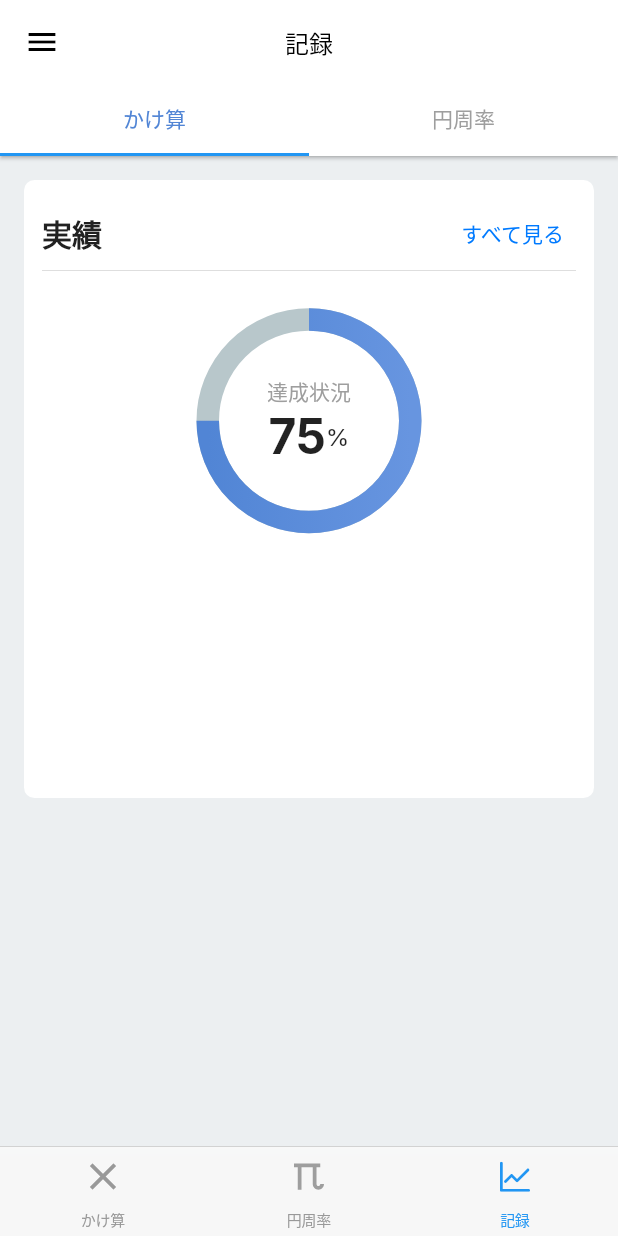
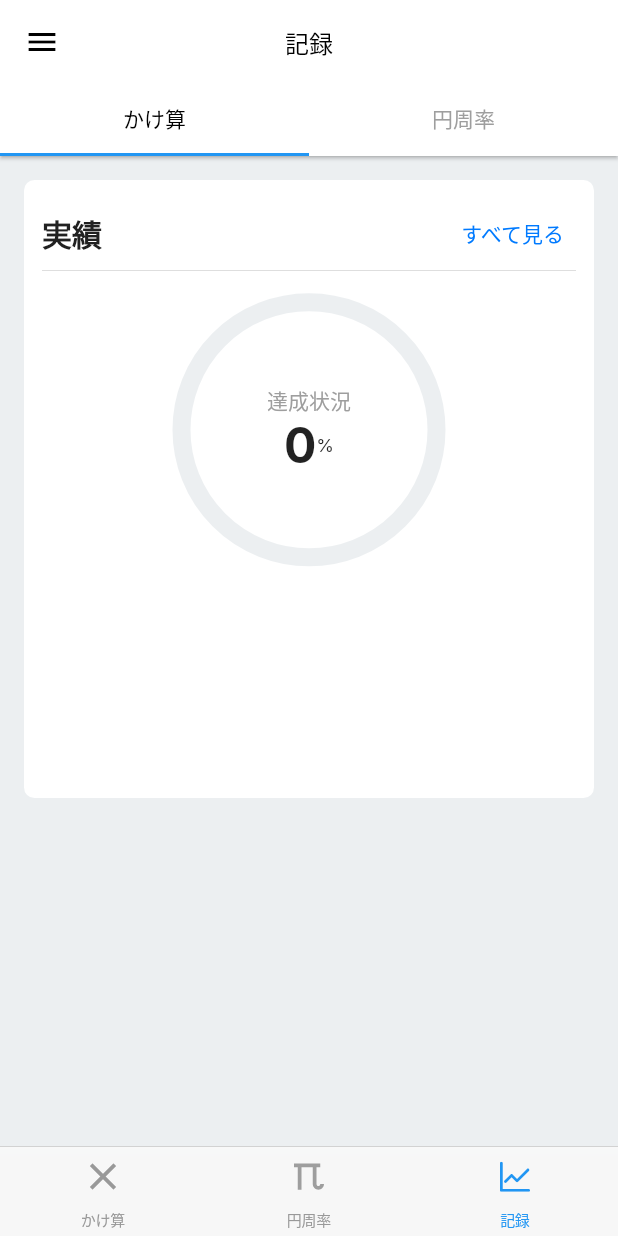
Before and after one commit to matsumo-and/Flutter_Pi_Memorization, a Flutter app: the screen it shows after launch, item 3 of the bottom bar chosen, on a phone screen of 412 x 824 dp. Run offline on Flutter 3.47's test engine with Material 2 defaults, Android fonts, the phone set to English and light mode, and no system bars; drawn by our look-alikes of percent_indicator; our stand-ins replace flutter_riverpod, flutter_svg, freezed_annotation, google_fonts, hive, hive_flutter; accounts and stored records are empty.

Commit message:
implement circular progress widget

```diff
--- a/lib/controller/calculation_controller.dart
+++ b/lib/controller/calculation_controller.dart
@@ -4,7 +4,7 @@ import 'package:flutter_riverpod/flutter_riverpod.dart';
 
 import '../model/multiplication/calculation_state.dart';
 import '../model/multiplication/course.dart';
-import '../model/multiplication/medal.dart';
+import '../model/multiplication/calculation_mode.dart';
 
 //calculation.dartで初期化される
 final calculationProvider =
--- a/lib/controller/timer_controller.dart
+++ b/lib/controller/timer_controller.dart
@@ -2,7 +2,7 @@ import 'dart:async';
 
 import 'package:flutter_riverpod/flutter_riverpod.dart';
 
-import '../model/multiplication/medal.dart';
+import '../model/multiplication/calculation_mode.dart';
 import '../model/timer_state.dart';
 
 final timerProvider = StateNotifierProvider<TimerController, TimerState>((ref) {
--- a/lib/view/multiplication/calculation.dart
+++ b/lib/view/multiplication/calculation.dart
@@ -8,7 +8,7 @@ import 'package:flutter_pi_memorization/view/multiplication/result.dart';
 import 'package:flutter_riverpod/flutter_riverpod.dart';
 
 import '../../model/multiplication/calculation_state.dart';
-import '../../model/multiplication/medal.dart';
+import '../../model/multiplication/calculation_mode.dart';
 import '../gradient_text_button.dart';
 
 class CalculationPage extends ConsumerStatefulWidget {
--- a/lib/view/multiplication/course_card.dart
+++ b/lib/view/multiplication/course_card.dart
@@ -4,7 +4,7 @@ import 'package:flutter_pi_memorization/model/multiplication/course.dart';
 import 'package:flutter_pi_memorization/view/multiplication/tappable_card.dart';
 import 'package:flutter_riverpod/flutter_riverpod.dart';
 
-import '../../model/multiplication/medal.dart';
+import '../../model/multiplication/calculation_mode.dart';
 import '../../model/multiplication/multiplication_archivement.dart';
 import 'mode_select.dart';
 
--- a/lib/view/multiplication/mode_select.dart
+++ b/lib/view/multiplication/mode_select.dart
@@ -5,7 +5,7 @@ import 'package:flutter_pi_memorization/view/multiplication/tappable_card.dart';
 import 'package:flutter_riverpod/flutter_riverpod.dart';
 
 import '../../controller/multiplication_store.dart';
-import '../../model/multiplication/medal.dart';
+import '../../model/multiplication/calculation_mode.dart';
 import '../../model/multiplication/multiplication_archivement.dart';
 
 class ModeSelect extends ConsumerWidget {
--- a/lib/view/multiplication/multiplication_home.dart
+++ b/lib/view/multiplication/multiplication_home.dart
@@ -26,7 +26,7 @@ class MultiplicationHome extends StatelessWidget {
               ),
             ),
           ),
-          //本番用のかけ算コース
+          //本番用のかけ算コース. 便宜上ID＝１０００を指定
           const CourseCard(
             id: 1000,
           ),
--- a/lib/view/multiplication/result.dart
+++ b/lib/view/multiplication/result.dart
@@ -8,7 +8,7 @@ import 'package:flutter_riverpod/flutter_riverpod.dart';
 
 import '../../model/multiplication/calculation_state.dart';
 import '../../model/multiplication/course.dart';
-import '../../model/multiplication/medal.dart';
+import '../../model/multiplication/calculation_mode.dart';
 import '../../model/multiplication/multiplication_archivement.dart';
 import '../gradient_text_button.dart';
 
--- a/lib/view/progress_record/multiplication/circle_progress_indicator.dart
+++ b/lib/view/progress_record/multiplication/circle_progress_indicator.dart
@@ -1,8 +1,12 @@
 import 'package:flutter/material.dart';
-import 'package:flutter_pi_memorization/controller/timer_controller.dart';
+import 'package:flutter_pi_memorization/controller/multiplication_store.dart';
 import 'package:flutter_riverpod/flutter_riverpod.dart';
 import 'package:google_fonts/google_fonts.dart';
 import 'package:percent_indicator/circular_percent_indicator.dart';
+
+import '../../../model/multiplication/calculation_mode.dart';
+import '../../../model/multiplication/course.dart';
+import '../../../model/multiplication/multiplication_archivement.dart';
 
 class MultiplicationCircularProgress extends ConsumerStatefulWidget {
   const MultiplicationCircularProgress({Key? key}) : super(key: key);
@@ -14,7 +18,7 @@ class MultiplicationCircularProgress extends ConsumerStatefulWidget {
 
 class MultiplicationCircularProgressState
     extends ConsumerState<MultiplicationCircularProgress> {
-  final double percent = 0.75;
+  static const double lineWidth = 12;
 
   @override
   void initState() {
@@ -28,12 +32,27 @@ class MultiplicationCircularProgressState
 
   @override
   Widget build(BuildContext context) {
-    return SizedBox(
-      width: 200,
-      height: 200,
-      child: CircularPercentIndicator(
-        radius: 75,
-        lineWidth: 15,
+    //進捗バーは画面横サイズの半分にする
+    final double size = MediaQuery.of(context).size.width / 2;
+
+    //全10問 * モード数 *　コース数　(演習＋本番)が進捗における最大の場合の数
+    final int maxProgressCount =
+        10 * CalculationMode.values.length * (Course.exercise().length + 1);
+
+    //現在の最大正回数をすべて足し合わせて全体の場合の数で割った値　＝＝　percent
+    final List<Multiplication> archiveState = ref.watch(multiplicationProvider);
+    final int maxAnswers = archiveState
+        .map((calc) =>
+            calc.maxPracticeAnswer +
+            calc.maxBeginnerAnswer +
+            calc.maxProfessionalAnswer)
+        .fold(0, (previousValue, currentValue) => previousValue + currentValue);
+    final double percent = maxAnswers / maxProgressCount;
+
+    return CircularPercentIndicator(
+      //半径　＝　　直径/2 から太さを引いたもの　にするとちょうどSized Boxに収まる
+      radius: (size / 2) - lineWidth,
+      lineWidth: lineWidth,
       percent: percent,
       center: Column(mainAxisAlignment: MainAxisAlignment.center, children: [
         Text(
@@ -52,12 +71,13 @@ class MultiplicationCircularProgressState
             Text(
               '%',
               style: GoogleFonts.inter(
-                  textStyle: const TextStyle(fontSize: 16),
+                textStyle: const TextStyle(fontSize: 12),
               ),
             ),
           ],
         ),
       ]),
+      backgroundColor: const Color.fromRGBO(236, 239, 241, 1),
       linearGradient: const LinearGradient(
           begin: Alignment.centerLeft,
           end: Alignment.centerRight,
@@ -65,7 +85,6 @@ class MultiplicationCircularProgressState
             Color.fromRGBO(81, 133, 213, 1),
             Color.fromRGBO(103, 149, 224, 1)
           ]),
-      ),
     );
   }
 }
--- a/lib/view/progress_record/multiplication/multiplication_progress.dart
+++ b/lib/view/progress_record/multiplication/multiplication_progress.dart
@@ -3,7 +3,9 @@ import 'package:flutter_pi_memorization/view/common_appbar.dart';
 import 'package:flutter_pi_memorization/view/multiplication/multiplication_home.dart';
 import 'package:flutter_pi_memorization/view/multiplication/tappable_card.dart';
 
+import '../../../model/multiplication/course.dart';
 import '../../../model/multiplication/multiplication_archivement.dart';
+import '../../multiplication/course_card.dart';
 import 'circle_progress_indicator.dart';
 
 class MultiPlicationProgress extends StatefulWidget {
@@ -65,7 +67,32 @@ class MultiPlicationProgressState extends State<MultiPlicationProgress> {
                       ],
                     ),
                   ),
-                  MultiplicationCircularProgress()
+                  Row(
+                    mainAxisAlignment: MainAxisAlignment.center,
+                    children: const [
+                      Padding(
+                        padding: EdgeInsets.all(15),
+                        child: MultiplicationCircularProgress(),
+                      ),
+
+                      ///TODO implement smaller CourseCard
+                      // Column(
+                      //   children: List.generate(
+                      //       Course.exercise().length > 3
+                      //           ? 3
+                      //           : Course.exercise().length,
+                      //       (index) => ConstrainedBox(
+                      //             constraints: BoxConstraints(
+                      //                 maxWidth:
+                      //                     MediaQuery.of(context).size.width /
+                      //                         2),
+                      //             child: CourseCard(
+                      //               id: Course.exercise()[index].id,
+                      //             ),
+                      //           )),
+                      // ),
+                    ],
+                  ),
                 ],
               ),
             ),
--- a/lib/view/progress_record/progress_record.dart
+++ b/lib/view/progress_record/progress_record.dart
@@ -1,8 +1,5 @@
 import 'package:flutter/material.dart';
 import 'package:flutter_pi_memorization/view/common_appbar.dart';
-import 'package:flutter_pi_memorization/view/multiplication/multiplication_home.dart';
-
-import '../../model/multiplication/multiplication_archivement.dart';
 import 'multiplication/multiplication_progress.dart';
 
 class ProgressRecord extends StatefulWidget {
@@ -38,11 +35,11 @@ class ProgressRecordState extends State<ProgressRecord> {
           bottom: TabBar(
             tabs: _tab,
             unselectedLabelColor: Color.fromRGBO(158, 158, 158, 1),
-            labelColor: Color.fromRGBO(81, 133, 213, 1),
+            labelColor: Colors.black,
           ),
         ),
         body: TabBarView(children: <Widget>[
-          MultiPlicationProgress(),
+          const MultiPlicationProgress(),
           Container(),
         ]),
       ),
```
Also changed, not shown: lib/model/multiplication/calculation_mode.dart (renamed from lib/model/multiplication/medal.dart). Lines whose indentation alone changed are shown as unchanged.
